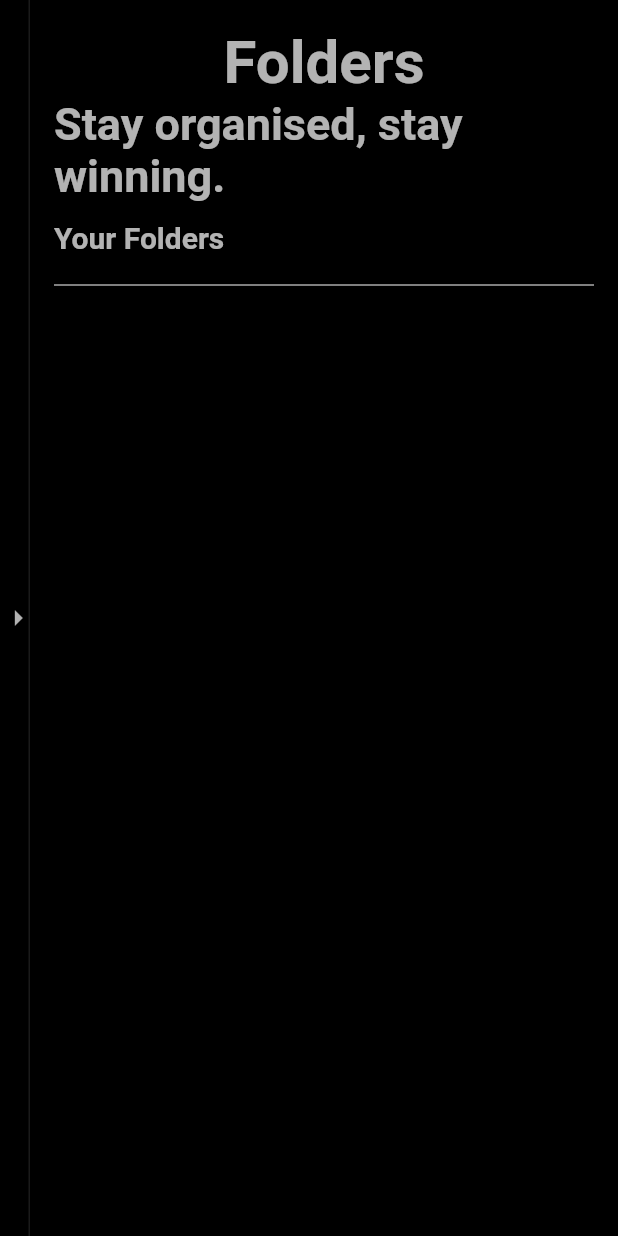
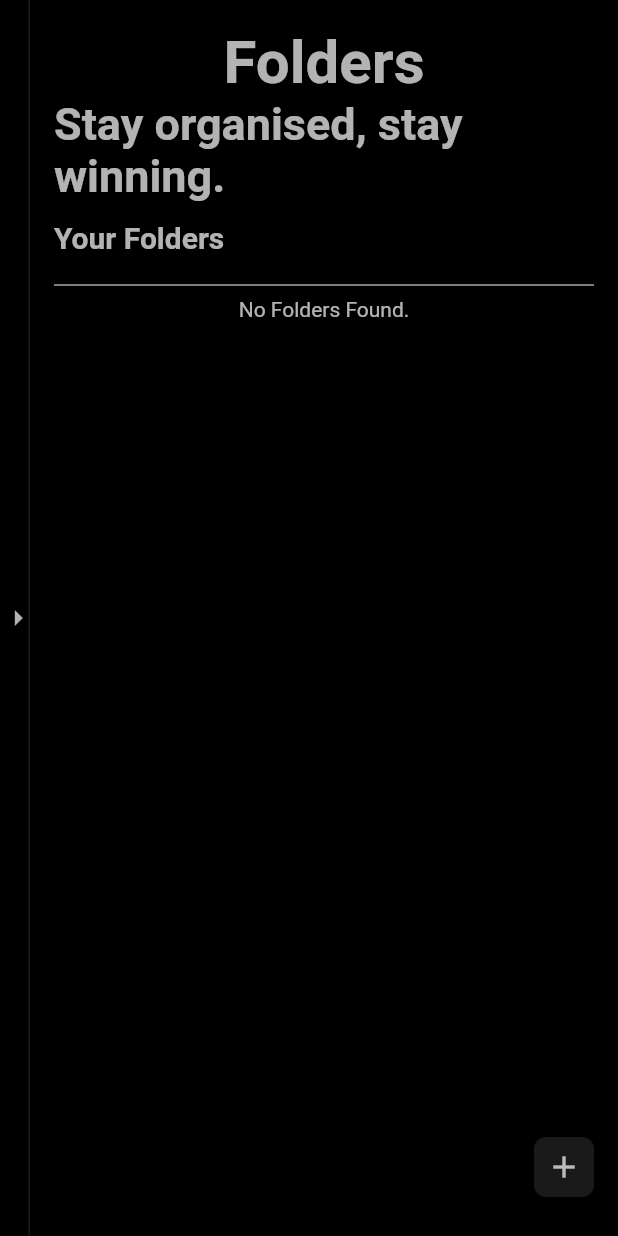
Before and after one commit to yuechen2001/Orbital_22-23_PDFReader, a Flutter app: the FoldersScreen screen opened directly, on a phone screen of 412 x 824 dp. Run offline on Flutter 3.47's test engine with Material 2 defaults, Android fonts, the phone set to English and light mode, and no system bars; our stand-ins replace device_info_plus, file_picker, get, hive, hive_flutter; missing offline and left inert: dart:html, syncfusion_flutter_core, syncfusion_flutter_pdf, syncfusion_pdfviewer_platform_interface, window_manager; accounts and stored records are empty.

Commit message:
Initial logic for deletion and addition of folders

```diff
--- a/lib/view/folders_screen.dart
+++ b/lib/view/folders_screen.dart
@@ -1,16 +1,12 @@
 import 'package:get/get.dart';
 import 'package:hive_flutter/hive_flutter.dart';
 import 'package:pdfreader2/controllers/folders_controller.dart';
-import 'package:pdfreader2/models/document_model.dart';
 
 import 'package:flutter/material.dart';
-import 'package:pdfreader2/view/favourites_screen.dart';
-import 'package:pdfreader2/view/reader_screen.dart';
 
-import '../constants/widgets/document_tile.dart';
 import '../constants/widgets/folder_tile.dart';
+import '../constants/widgets/side_navigation_bar.dart';
 import '../controllers/document_controller.dart';
-import 'home_screen.dart';
 
 class FoldersScreen extends StatefulWidget {
   const FoldersScreen({super.key});
@@ -108,8 +104,13 @@ class _FoldersScreenState extends State<FoldersScreen> {
                         builder: (context, Box<String> box, _) {
                           if (box.values.isEmpty) {
                             return const Center(
-                            child:
-                                Text("No Folders Found. Create a new one now!"),
+                              child: Text(
+                                "No Folders Found.",
+                                style: TextStyle(
+                                  color: Colors.white70,
+                                ),
+                                overflow: TextOverflow.ellipsis,
+                              ),
                             );
                           }
                           return ListView.separated(
@@ -120,12 +121,88 @@ class _FoldersScreenState extends State<FoldersScreen> {
                               String name = box.values.elementAt(index);
                               return FolderTile(folderName: name);
                             },
-                          separatorBuilder: (BuildContext context, int index) {
+                            separatorBuilder:
+                                (BuildContext context, int index) {
                               return const Divider(color: Colors.white10);
                             },
                           );
                         },
                       ),
+                      const Spacer(),
+                      Padding(
+                        padding: const EdgeInsets.only(bottom: 8.0),
+                        child: Align(
+                          alignment: Alignment.bottomRight,
+                          child: GestureDetector(
+                            onTap: () {
+                              final TextEditingController textCon =
+                                  TextEditingController();
+                              showDialog(
+                                context: context,
+                                barrierDismissible: true,
+                                builder: (BuildContext context) => AlertDialog(
+                                  backgroundColor:
+                                      const Color.fromARGB(221, 39, 38, 38),
+                                  elevation: 24.0,
+                                  title: const Text(
+                                    'Name Your New Folder: ',
+                                    style: TextStyle(
+                                      color: Colors.white70,
+                                    ),
+                                  ),
+                                  content: TextFormField(
+                                    autofocus: true,
+                                    controller: textCon,
+                                    style: const TextStyle(
+                                      color: Colors.white70,
+                                    ),
+                                    decoration: InputDecoration(
+                                        enabledBorder: const OutlineInputBorder(
+                                          borderSide:
+                                              BorderSide(color: Colors.grey),
+                                        ),
+                                        border: const OutlineInputBorder(
+                                          borderSide: BorderSide(
+                                            color: Colors.white70,
+                                          ),
+                                        ),
+                                        hintText: 'E.g. My Favourite Books',
+                                        hintStyle: TextStyle(
+                                            color: Colors.white70
+                                                .withOpacity(0.2))),
+                                  ),
+                                  actions: [
+                                    TextButton(
+                                      onPressed: () {
+                                        folderCon.createNewFolder(textCon.text);
+                                        Get.back();
+                                      },
+                                      child: const Text(
+                                        'Ok',
+                                        style: TextStyle(
+                                          color: Colors.white70,
+                                        ),
+                                      ),
+                                    )
+                                  ],
+                                ),
+                              );
+                            },
+                            child: Container(
+                              decoration: BoxDecoration(
+                                  color: Colors.white10,
+                                  borderRadius: BorderRadius.circular(8.0)),
+                              child: const Padding(
+                                padding: EdgeInsets.all(8.0),
+                                child: Icon(
+                                  Icons.add,
+                                  color: Colors.white70,
+                                ),
+                              ),
+                            ),
+                          ),
+                        ),
+                      )
                     ],
                   ),
                 ),
@@ -133,88 +210,6 @@ class _FoldersScreenState extends State<FoldersScreen> {
             ),
           ],
         ),
-      drawer: Drawer(
-        backgroundColor: Colors.black87.withOpacity(1.0),
-        // add a list of buttons as child
-        child: ListView(
-          // remove any padding
-          padding: EdgeInsets.zero,
-          children: [
-            ListTile(
-              onTap: () {},
-            ),
-            ListTile(
-              title: Transform.translate(
-                offset: const Offset(-20, 0),
-                child: const Text(
-                  'Home',
-                  style: TextStyle(color: Colors.white70),
-                ),
-              ),
-              leading: const Icon(
-                Icons.home_rounded,
-                color: Colors.white70,
-              ),
-              onTap: () {
-                Get.to(const HomeScreen());
-              },
-            ),
-            ListTile(
-              title: Transform.translate(
-                offset: const Offset(-20, 0),
-                child: const Text(
-                  'Upload File',
-                  style: TextStyle(color: Colors.white70),
-                ),
-              ),
-              leading: const Icon(
-                Icons.file_upload_outlined,
-                color: Colors.white70,
-              ),
-              onTap: () async {
-                // parse the String
-                Document? doc = await docCon.createNewDocument();
-                if (doc != null) {
-                  Get.to(ReaderScreen(doc: doc));
-                }
-              },
-            ),
-            ListTile(
-              title: Transform.translate(
-                offset: const Offset(-20, 0),
-                child: const Text(
-                  'Favourites',
-                  style: TextStyle(color: Colors.white70),
-                ),
-              ),
-              leading: const Icon(
-                Icons.favorite,
-                color: Colors.white70,
-                size: 20.0,
-              ),
-              onTap: () {
-                Get.to(const FavouritesScreen());
-              },
-            ),
-            ListTile(
-              title: Transform.translate(
-                offset: const Offset(-20, 0),
-                child: const Text(
-                  'Folder',
-                  style: TextStyle(color: Colors.white70),
-                ),
-              ),
-              leading: const Icon(
-                Icons.folder_rounded,
-                color: Colors.white70,
-              ),
-              onTap: () {
-                Get.to(const FoldersScreen());
-              },
-            ),
-          ],
-        ),
-      ),
-    );
+        drawer: SideNavigationBar(currentPage: "Folders"));
   }
 }
```
Also changed, not shown: lib/constants/widgets/folder_tile.dart (added, +95 -0 lines), lib/view/individual_folder_screen.dart (added). Lines whose indentation alone changed are shown as unchanged.
